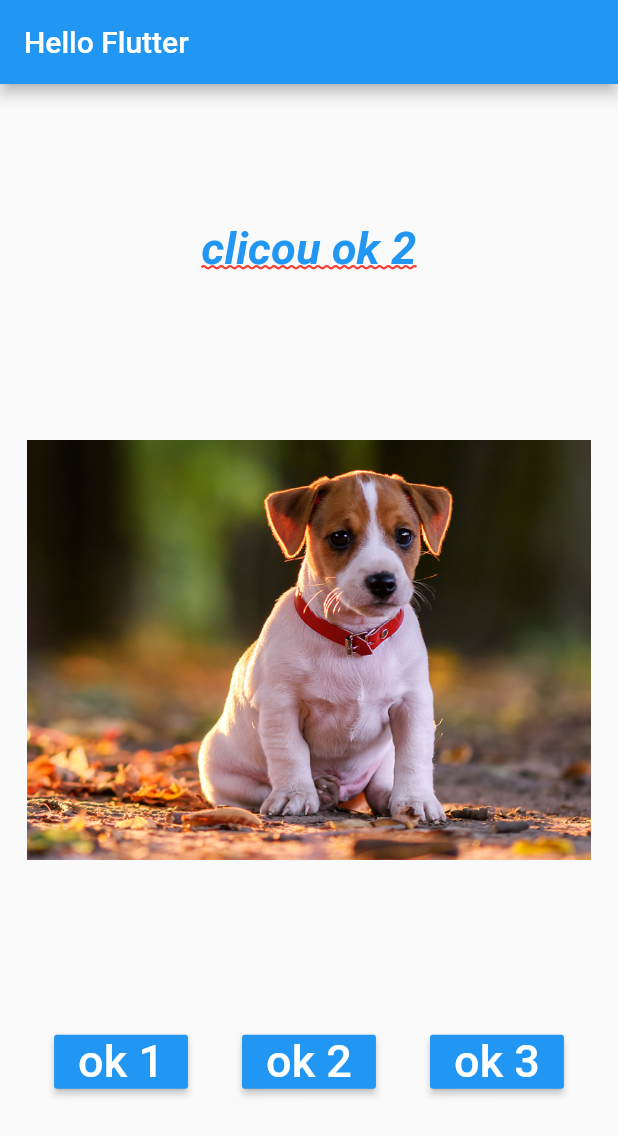
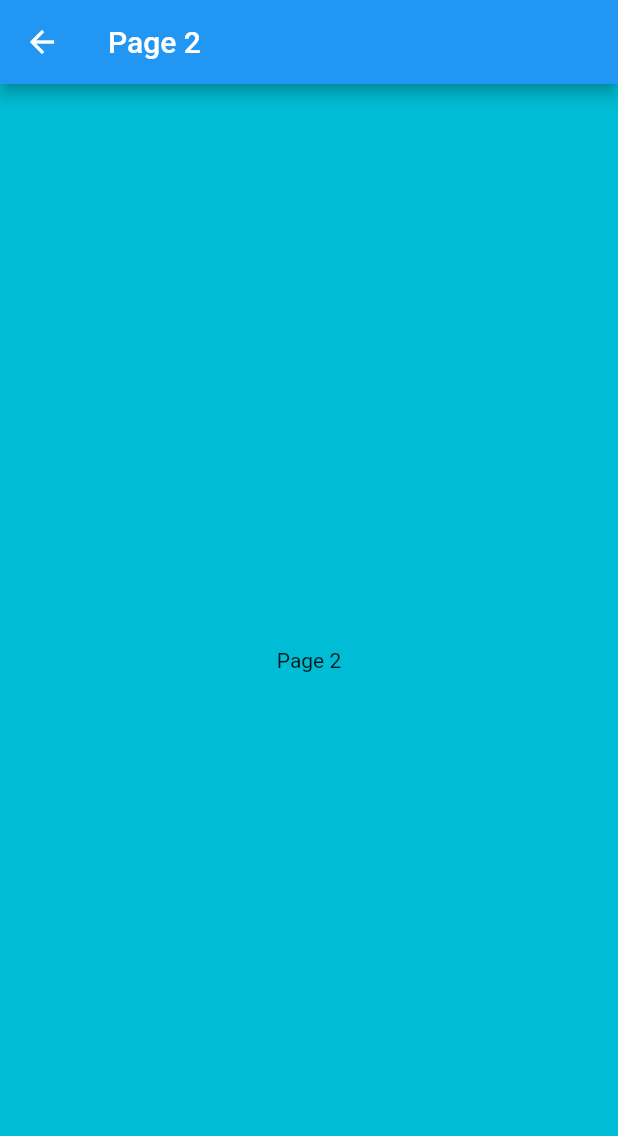
Before and after one commit to FrancaTM/flutter-hello, a Flutter app: the screen it shows after launch, item 2 of the bottom bar chosen, on a phone screen of 412 x 824 dp. Shown: the top 1136 px of the screen. Run offline on Flutter 3.47's test engine with Material 2 defaults, Android fonts, the phone set to English and light mode, and no system bars.

Commit message:
adiciona navegação (push)

```diff
--- a/lib/home_page.dart
+++ b/lib/home_page.dart
@@ -1,4 +1,7 @@
 import 'package:flutter/material.dart';
+import 'package:flutter_hello/pages/hello_page1.dart';
+import 'package:flutter_hello/pages/hello_page2.dart';
+import 'package:flutter_hello/pages/hello_page3.dart';
 
 class HomePage extends StatefulWidget {
   @override
@@ -59,9 +62,9 @@ class _HomePageState extends State<HomePage> {
     return Row(
       mainAxisAlignment: MainAxisAlignment.spaceEvenly,
       children: <Widget>[
-        _buildButton('ok 1', () => _onPressedOk('clicou ok 1')),
-        _buildButton('ok 2', () => _onPressedOk('clicou ok 2')),
-        _buildButton('ok 3', () => _onPressedOk('clicou ok 3')),
+        _buildButton('Page 1', () => _onPressedPage(HelloPage1())),
+        _buildButton('Page 2', () => _onPressedPage(HelloPage2())),
+        _buildButton('Page 3', () => _onPressedPage(HelloPage3())),
       ],
     );
   }
@@ -108,4 +111,8 @@ class _HomePageState extends State<HomePage> {
       _msg = s;
     });
   }
+
+  _onPressedPage(Widget page) {
+    Navigator.push(context, MaterialPageRoute(builder: (context) => page));
+  }
 }
--- /dev/null
+++ b/lib/pages/hello_page2.dart
@@ -0,0 +1,18 @@
+import 'package:flutter/material.dart';
+
+class HelloPage2 extends StatelessWidget {
+  @override
+  Widget build(BuildContext context) {
+    return Scaffold(
+      appBar: AppBar(
+        title: Text('Page 2'),
+      ),
+      body: Container(
+        color: Colors.cyan,
+        child: Center(
+          child: Text('Page 2'),
+        ),
+      ),
+    );
+  }
+}
```
Also changed, not shown: lib/pages/hello_page1.dart (added, +18 -0 lines), lib/pages/hello_page3.dart (added, +18 -0 lines).
